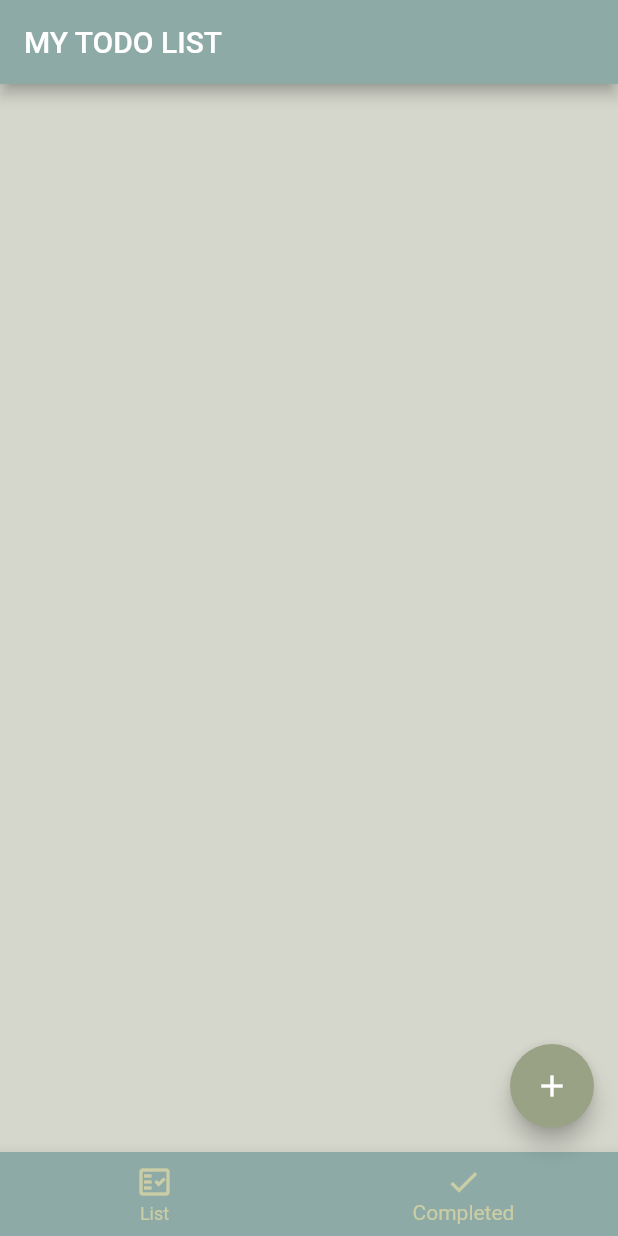
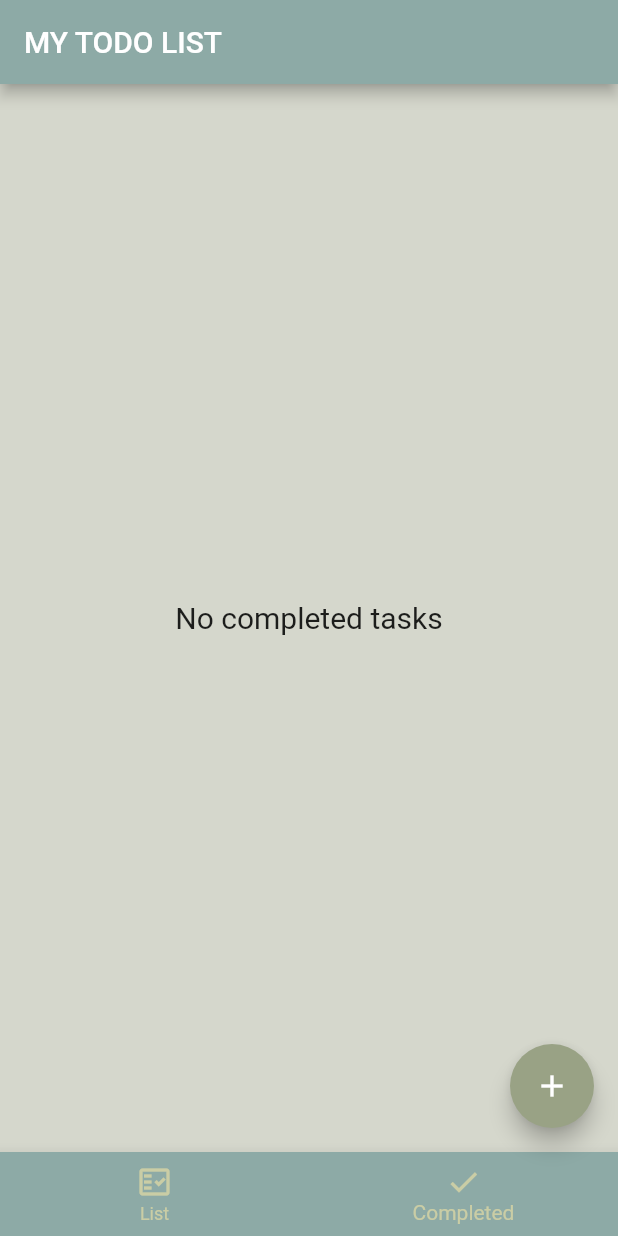
Before and after one commit to jilian-tenerife/todolist, a Flutter app: the screen it shows after launch, item 2 of the bottom bar chosen, on a phone screen of 412 x 824 dp. Run offline on Flutter 3.47's test engine with Material 2 defaults, Android fonts, the phone set to English and light mode, and no system bars; our stand-ins replace flutter_slidable.

Commit message:
completed tasks navigate to completed task page

```diff
--- a/lib/Homepage.dart
+++ b/lib/Homepage.dart
@@ -2,6 +2,7 @@ import 'package:flutter/material.dart';
 import 'package:flutter/src/widgets/framework.dart';
 import 'package:flutter/src/widgets/placeholder.dart';
 import 'add_task.dart';
+import 'completed_list_widget.dart';
 import 'todo_list_widget.dart';
 
 class HomePage extends StatefulWidget {
@@ -17,7 +18,7 @@ class _HomePageState extends State<HomePage> {
   Widget build(BuildContext context) {
     final tabs = [
       TodoListWidget(),
-      Container(),
+      CompletedListWidget(),
     ];
     return Scaffold(
       appBar: AppBar(
--- /dev/null
+++ b/lib/completed_list_widget.dart
@@ -0,0 +1,30 @@
+import 'package:flutter/material.dart';
+import 'package:flutter/src/widgets/framework.dart';
+import 'package:provider/provider.dart';
+import 'package:todolist/todo_widget.dart';
+import 'package:todolist/todos.dart';
+
+class CompletedListWidget extends StatelessWidget {
+  const CompletedListWidget({super.key});
+
+  @override
+  Widget build(BuildContext context) {
+    final provider = Provider.of<TodoProvider>(context);
+    final todos = provider.todosCompleted;
+    return todos.isEmpty
+        ? Center(
+            child: Text(
+            'No completed tasks',
+            style: TextStyle(fontSize: 20),
+          ))
+        : ListView.separated(
+            physics: BouncingScrollPhysics(),
+            padding: EdgeInsets.all(16),
+            separatorBuilder: (context, index) => Container(height: 8),
+            itemCount: todos.length,
+            itemBuilder: (context, index) {
+              final todo = todos[index];
+              return TodoWidget(todo: todo);
+            });
+  }
+}
--- a/lib/todos.dart
+++ b/lib/todos.dart
@@ -13,7 +13,8 @@ class TodoProvider extends ChangeNotifier {
     ),
   ];
   List<Todo> get todos => _todos.where((todo) => todo.isDone == false).toList();
-
+  List<Todo> get todosCompleted =>
+      _todos.where((todo) => todo.isDone == true).toList();
   void addTodo(Todo todo) {
     _todos.add(todo);
     notifyListeners();
@@ -23,4 +24,10 @@ class TodoProvider extends ChangeNotifier {
     _todos.remove(todo);
     notifyListeners();
   }
+
+  bool toggleTodoStatus(Todo todo) {
+    todo.isDone = !todo.isDone;
+    notifyListeners();
+    return todo.isDone;
+  }
 }
```
Also changed, not shown: lib/todo_widget.dart (+10 -3 lines).
